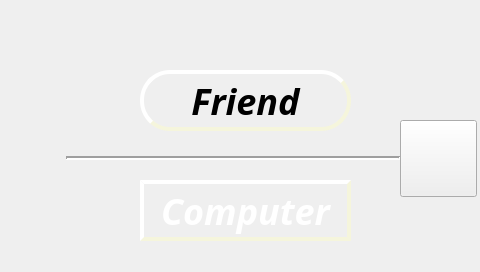
dongvua90/cuteChess, file projects/gui/ui/firstscreen.ui: the form before one commit.
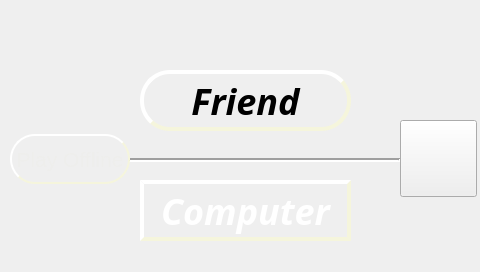
The form after the commit. Icons and pictures are not drawn.

What changed in the file:
```diff
--- a/projects/gui/ui/firstscreen.ui
+++ b/projects/gui/ui/firstscreen.ui
@@ -225,10 +225,10 @@
   <widget class="Line" name="line">
    <property name="geometry">
     <rect>
-     <x>66</x>
+     <x>129</x>
      <y>150</y>
-     <width>334</width>
-     <height>16</height>
+     <width>271</width>
+     <height>20</height>
     </rect>
    </property>
    <property name="lineWidth">
@@ -361,6 +361,89 @@
     <string>Computer</string>
    </property>
   </widget>
+  <widget class="QPushButton" name="btn_playOffline">
+   <property name="geometry">
+    <rect>
+     <x>10</x>
+     <y>134</y>
+     <width>120</width>
+     <height>50</height>
+    </rect>
+   </property>
+   <property name="minimumSize">
+    <size>
+     <width>120</width>
+     <height>50</height>
+    </size>
+   </property>
+   <property name="maximumSize">
+    <size>
+     <width>120</width>
+     <height>50</height>
+    </size>
+   </property>
+   <property name="palette">
+    <palette>
+     <active>
+      <colorrole role="ButtonText">
+       <brush brushstyle="SolidPattern">
+        <color alpha="255">
+         <red>238</red>
+         <green>238</green>
+         <blue>236</blue>
+        </color>
+       </brush>
+      </colorrole>
+     </active>
+     <inactive>
+      <colorrole role="ButtonText">
+       <brush brushstyle="SolidPattern">
+        <color alpha="255">
+         <red>238</red>
+         <green>238</green>
+         <blue>236</blue>
+        </color>
+       </brush>
+      </colorrole>
+     </inactive>
+     <disabled>
+      <colorrole role="ButtonText">
+       <brush brushstyle="SolidPattern">
+        <color alpha="255">
+         <red>190</red>
+         <green>190</green>
+         <blue>190</blue>
+        </color>
+       </brush>
+      </colorrole>
+     </disabled>
+    </palette>
+   </property>
+   <property name="font">
+    <font>
+     <pointsize>16</pointsize>
+    </font>
+   </property>
+   <property name="styleSheet">
+    <string notr="true">#btn_playOffline{
+background-color: transparent;
+background: none;
+border-style: outset;
+border-width: 2px;
+border-color: beige;
+border-radius: 25px;
+background-repeat: none;
+}
+#btn_playOffline:pressed
+{
+	background-color: rgb(239, 41, 41);
+	border-color: rgb(186, 189, 182);
+}</string>
+   </property>
+   <property name="text">
+    <string>Play Offline</string>
+   </property>
+  </widget>
  </widget>
  <resources/>
  <connections/>
```
